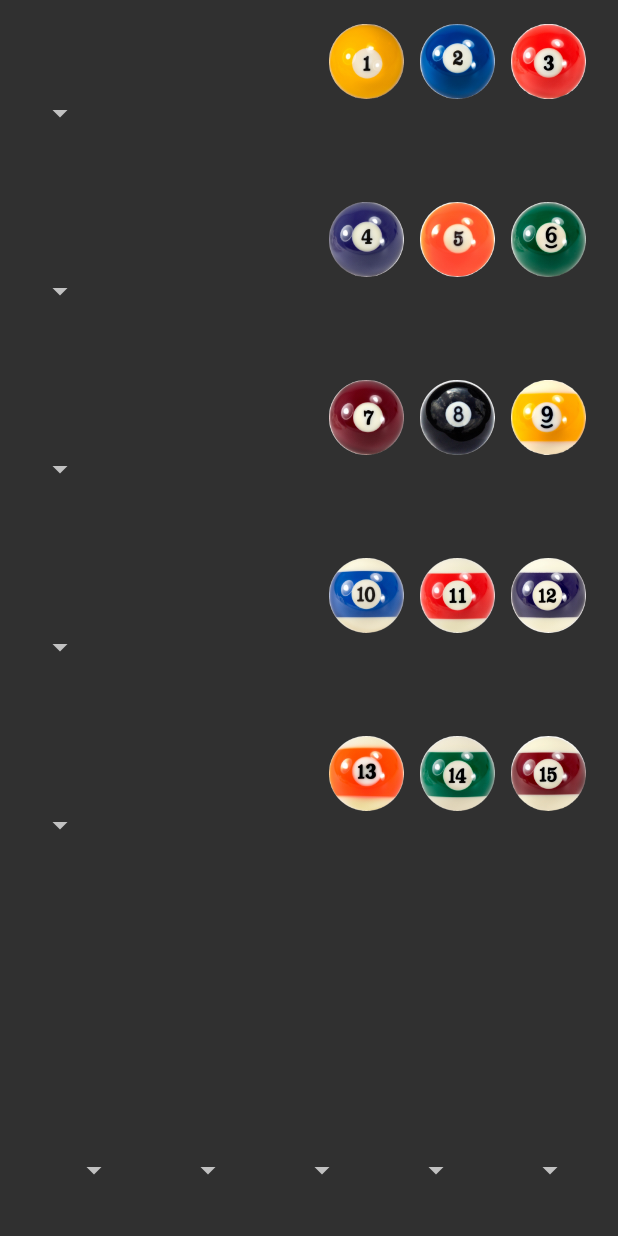
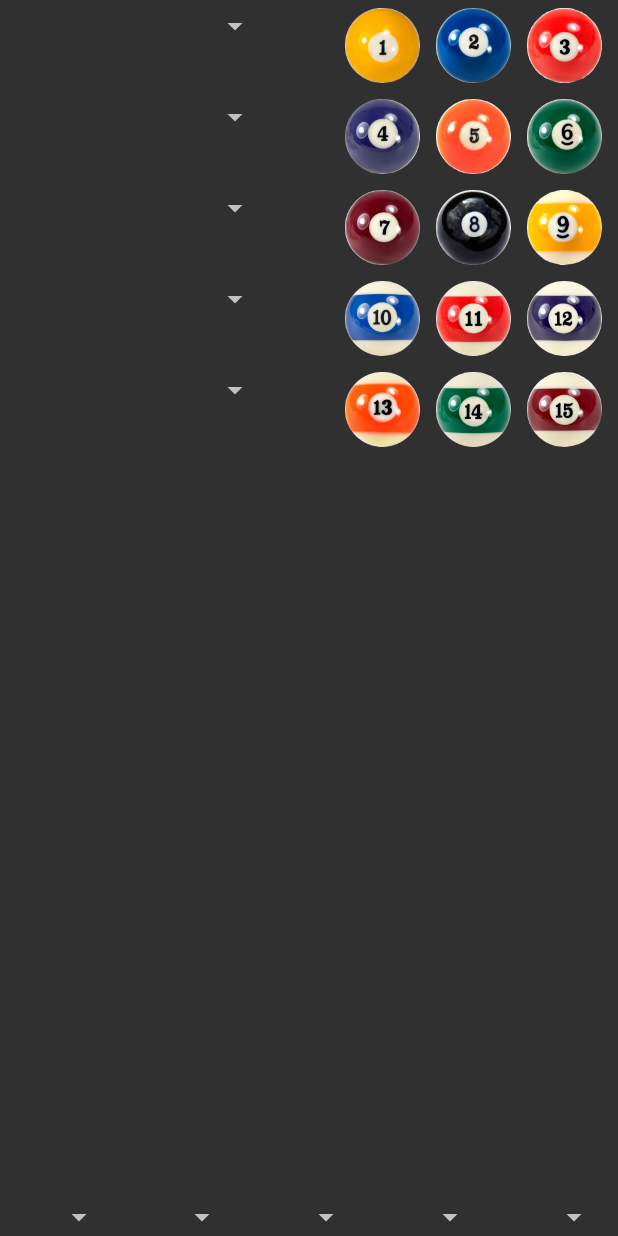
Before and after one commit to TJbrunk/Android_Billiards, an Android app: the FivePlayerActivity screen opened directly, with no data from a screen before it, on a phone screen of 412 x 824 dp. Run offline under Robolectric (Android 15) with nearby library versions, the phone set to English and light mode, and no system bars.

Commit message:
Make 5 player layout match 3 player layout. Still needs to be tested on actual tablet.

```diff
--- a/Billiards/app/src/main/java/com/dmcinfo/billiards/FivePlayerActivity.java
+++ b/Billiards/app/src/main/java/com/dmcinfo/billiards/FivePlayerActivity.java
@@ -14,7 +14,7 @@ import java.util.Collections;
 public class FivePlayerActivity extends AppCompatActivity {
 
     private Spinner player_first, player_second, player_third, player_fourth, player_fifth;
-    private Spinner player_1, player_2, player_3, player_4, player_5;
+    private Spinner player_low_low, player_low, player_mid, player_high, player_high_high;
     private PoolBall[] balls;
     private ArrayList players, player_group;
     private DBPlayer db_player;
@@ -25,11 +25,11 @@ public class FivePlayerActivity extends AppCompatActivity {
         setContentView(R.layout.activity_five_player);
 
         // Get refs to the player/ball assignments spinners
-        player_1 = (Spinner) findViewById(R.id.player_1);
-        player_2 = (Spinner) findViewById(R.id.player_2);
-        player_3 = (Spinner) findViewById(R.id.player_3);
-        player_4 = (Spinner) findViewById(R.id.player_4);
-        player_5 = (Spinner) findViewById(R.id.player_5);
+        player_low_low = (Spinner) findViewById(R.id.player_low_low);
+        player_low = (Spinner) findViewById(R.id.player_low);
+        player_mid = (Spinner) findViewById(R.id.player_mid);
+        player_high = (Spinner) findViewById(R.id.player_high);
+        player_high_high = (Spinner) findViewById(R.id.player_high_high);
 
         // Get refs to the player order spinners
         player_first = (Spinner) findViewById(R.id.first_player);
@@ -64,7 +64,7 @@ public class FivePlayerActivity extends AppCompatActivity {
         int ball_num = Integer.parseInt(ball_string) - 1;
         // index the balls array using the ball number, and toggle the ball state
         balls[ball_num].ToggleBall();
-        //CheckPlayerStatus();
+        CheckPlayerStatus(ball_num);
 
     }
 
@@ -175,21 +175,100 @@ public class FivePlayerActivity extends AppCompatActivity {
         ArrayAdapter adapter = new ArrayAdapter(this,
                                 com.dmcinfo.billiards.R.layout.player_dropdown_item,
                                 player_group);
-        player_1.setAdapter(adapter);
-        player_2.setAdapter(adapter);
-        player_3.setAdapter(adapter);
-        player_4.setAdapter(adapter);
-        player_5.setAdapter(adapter);
+        player_low_low.setAdapter(adapter);
+        player_low.setAdapter(adapter);
+        player_mid.setAdapter(adapter);
+        player_high.setAdapter(adapter);
+        player_high_high.setAdapter(adapter);
     }
 
-    private void CheckPlayerStatus(){
-        if(balls[0].IsInPlay || balls[1].IsInPlay || balls[2].IsInPlay){
-            player_first.setBackgroundColor(0xFFAAAAAA);
-            //player_first.setBackgroundColor(getResources().getColor(R.color.colorBackground));
+    private void CheckPlayerStatus(int ball_num){
+        String player;
+
+        // Check if the player's balls were just eliminated, or if they are now back in the game,
+        // If either case, get the player's name for the ball that was just toggled
+        if(ball_num <= 2 ){
+            // A ball from the low group was toggled
+            if(PlayerBallCount(0) == 1){
+                player = player_low_low.getSelectedItem().toString();
+                FindPlayerOrderSPinner(player).setVisibility(View.VISIBLE);
+            }
+            else if(PlayerBallCount(0) == 0){
+                player = player_low_low.getSelectedItem().toString();
+                FindPlayerOrderSPinner(player).setVisibility(View.INVISIBLE);
+            }
         }
-        else {
-            player_first.setBackgroundColor(getResources().getColor(R.color.black_overlay));
-            //player_first.setBackgroundColor(0xFFAAAAAA);
+        else if(ball_num <= 5){
+            if(PlayerBallCount(1) == 1){
+                player = player_low.getSelectedItem().toString();
+                FindPlayerOrderSPinner(player).setVisibility(View.VISIBLE);
+            }
+            else if(PlayerBallCount(1) == 0){
+                player = player_low.getSelectedItem().toString();
+                FindPlayerOrderSPinner(player).setVisibility(View.INVISIBLE);
+            }
+        }
+        else if(ball_num <= 8){
+            if(PlayerBallCount(2) == 1){
+                player = player_mid.getSelectedItem().toString();
+                FindPlayerOrderSPinner(player).setVisibility(View.VISIBLE);
+            }
+            else if(PlayerBallCount(2) == 0){
+                player = player_mid.getSelectedItem().toString();
+                FindPlayerOrderSPinner(player).setVisibility(View.INVISIBLE);
+            }
+        }else if(ball_num <= 11){
+            if(PlayerBallCount(3) == 1){
+                player = player_high.getSelectedItem().toString();
+                FindPlayerOrderSPinner(player).setVisibility(View.VISIBLE);
+            }
+            else if(PlayerBallCount(3) == 0){
+                player = player_high.getSelectedItem().toString();
+                FindPlayerOrderSPinner(player).setVisibility(View.INVISIBLE);
+            }
+        }
+        else{
+            if(PlayerBallCount(4) == 1){
+                player = player_high_high.getSelectedItem().toString();
+                FindPlayerOrderSPinner(player).setVisibility(View.VISIBLE);
+            }
+            else if(PlayerBallCount(4) == 0){
+                player = player_high_high.getSelectedItem().toString();
+                FindPlayerOrderSPinner(player).setVisibility(View.INVISIBLE);
+            }
+        }
+    }
+
+    // group should be 0=Lows, 1=Mids, 2=Highs
+    private int PlayerBallCount(int group){
+        int active_ball_count = 0;
+
+        for(int i = (group * 3); i <= ((group * 3)+2); i++){
+            if(balls[i].IsInPlay){
+                active_ball_count++;
+            }
+        }
+        return active_ball_count;
+    }
+
+    private Spinner FindPlayerOrderSPinner(String player){
+        if(player_first.getSelectedItem().toString() == player){
+            return player_first;
+        }
+        else if(player_second.getSelectedItem().toString() == player){
+            return player_second;
+        }
+        else if(player_third.getSelectedItem().toString() == player){
+            return player_third;
+        }
+        else if(player_fourth.getSelectedItem().toString() == player){
+            return player_fourth;
+        }
+        else if(player_fifth.getSelectedItem().toString() == player){
+            return player_fifth;
+        }
+        else{
+            return null;
         }
     }
 }
--- a/Billiards/app/src/main/res/layout/activity_five_player.xml
+++ b/Billiards/app/src/main/res/layout/activity_five_player.xml
@@ -3,69 +3,33 @@
     xmlns:tools="http://schemas.android.com/tools"
     android:layout_width="match_parent"
     android:layout_height="match_parent"
-    android:paddingBottom="@dimen/activity_vertical_margin"
-    android:paddingLeft="@dimen/activity_horizontal_margin"
-    android:paddingRight="@dimen/activity_horizontal_margin"
-    android:paddingTop="@dimen/activity_vertical_margin"
     tools:context="com.dmcinfo.billiards.FivePlayerActivity"
-
     android:orientation="vertical">
 
     <!-- Assigned players, and ball images -->
     <LinearLayout
-        android:orientation="horizontal"
+        android:orientation="vertical"
         android:layout_width="match_parent"
-        android:layout_height="0dp"
+        android:layout_height="match_parent"
         android:layout_weight="90">
 
-        <!-- Assigned players. Vertical column on left side -->
+        <!-- Low Low's -->
         <LinearLayout
-            android:layout_width="0dp"
-            android:layout_height="match_parent"
-            android:layout_weight="40"
-            android:orientation="vertical">
+            style="@style/Player_Ball_Display">
 
-            <Spinner android:id="@+id/player_1"
-                android:layout_width="wrap_content"
-                android:layout_height="0dp"
-                android:layout_weight="1"/>
+            <Spinner android:id="@+id/player_low_low"
+                android:layout_width="175dp"
+                android:layout_height="wrap_content"
+                android:gravity="left"/>
 
-            <Spinner android:id="@+id/player_2"
-                android:layout_width="wrap_content"
-                android:layout_height="0dp"
-                android:layout_weight="1"/>
-
-            <Spinner android:id="@+id/player_3"
-                android:layout_width="wrap_content"
-                android:layout_height="0dp"
-                android:layout_weight="1"/>
-
-            <Spinner android:id="@+id/player_4"
-                android:layout_width="wrap_content"
-                android:layout_height="0dp"
-                android:layout_weight="1"/>
-
-            <Spinner android:id="@+id/player_5"
-                android:layout_width="wrap_content"
-                android:layout_height="0dp"
-                android:layout_weight="1"/>
-
-        </LinearLayout>
-
-        <!-- Pool ball images -->
-        <LinearLayout
-            android:layout_width="wrap_content"
-            android:layout_height="match_parent"
-            android:orientation="vertical"
-            android:gravity="right">
-
-            <!--Balls 1 - 3-->
+            <!-- Pool ball images -->
             <LinearLayout
                 android:layout_width="match_parent"
-                android:layout_height="0dp"
-                android:layout_weight="1"
-                android:orientation="horizontal">
+                android:layout_height="wrap_content"
+                android:orientation="horizontal"
+                android:gravity="right">
 
+                <!--Balls 1 - 3-->
                 <Button android:id="@+id/ball_1"
                     style="@style/BallDisplay"
                     android:background="@drawable/one" />
@@ -79,12 +43,23 @@
                     android:background="@drawable/three" />
             </LinearLayout>
 
+        </LinearLayout>
+
+        <!-- Low's -->
+        <LinearLayout
+            style="@style/Player_Ball_Display">
+
+            <Spinner android:id="@+id/player_low"
+                android:layout_width="175dp"
+                android:layout_height="wrap_content"
+                android:gravity="start"/>
+
             <!-- Balls 4-6 -->
             <LinearLayout
                 android:layout_width="match_parent"
-                android:layout_height="0dp"
-                android:layout_weight="1"
-                android:orientation="horizontal">
+                android:layout_height="wrap_content"
+                android:orientation="horizontal"
+                android:gravity="end">
 
                 <Button android:id="@+id/ball_4"
                     style="@style/BallDisplay"
@@ -100,12 +75,25 @@
 
             </LinearLayout>
 
-             <!-- Balls 7 - 9 -->
+
+
+        </LinearLayout>
+
+        <!-- Mids -->
+        <LinearLayout
+            style="@style/Player_Ball_Display">
+
+            <Spinner android:id="@+id/player_mid"
+                android:layout_width="175dp"
+                android:layout_height="wrap_content"
+                android:gravity="start"/>
+
+            <!-- Balls 7 - 9 -->
             <LinearLayout
                 android:layout_width="match_parent"
-                android:layout_height="0dp"
-                android:layout_weight="1"
-                android:orientation="horizontal">
+                android:layout_height="wrap_content"
+                android:orientation="horizontal"
+                android:gravity="end">
 
                 <Button android:id="@+id/ball_7"
                     style="@style/BallDisplay"
@@ -121,12 +109,23 @@
 
             </LinearLayout>
 
+        </LinearLayout>
+
+        <!-- Highs -->
+        <LinearLayout
+            style="@style/Player_Ball_Display">
+
+            <Spinner android:id="@+id/player_high"
+                android:layout_width="175dp"
+                android:layout_height="wrap_content"
+                android:gravity="start"/>
+
             <!-- Balls 10 - 12 -->
             <LinearLayout
                 android:layout_width="match_parent"
-                android:layout_height="0dp"
-                android:layout_weight="1"
-                android:orientation="horizontal">
+                android:layout_height="wrap_content"
+                android:orientation="horizontal"
+                android:gravity="end">
 
                 <Button android:id="@+id/ball_10"
                     style="@style/BallDisplay"
@@ -141,12 +140,23 @@
                     android:background="@drawable/twelve" />
             </LinearLayout>
 
+        </LinearLayout>
+
+        <!-- High Highs -->
+        <LinearLayout
+            style="@style/Player_Ball_Display">
+
+            <Spinner android:id="@+id/player_high_high"
+                android:layout_width="175dp"
+                android:layout_height="wrap_content"
+                android:gravity="start"/>
+
             <!--Balls 13 - 15-->
             <LinearLayout
                 android:layout_width="match_parent"
-                android:layout_height="0dp"
-                android:layout_weight="1"
-                android:orientation="horizontal">
+                android:layout_height="match_parent"
+                android:orientation="horizontal"
+                android:gravity="end">
 
                 <Button android:id="@+id/ball_13"
                     style="@style/BallDisplay"
@@ -161,6 +171,7 @@
                     android:background="@drawable/fifteen" />
             </LinearLayout>
 
+
         </LinearLayout>
 
     </LinearLayout>
@@ -169,8 +180,8 @@
     <LinearLayout
         android:layout_weight="30"
         android:layout_width="match_parent"
-        android:layout_height="0dp"
-        android:gravity="bottom">
+        android:layout_height="wrap_content"
+        android:gravity="center_vertical">
 
         <Spinner android:id="@+id/first_player"
             style="@style/PlayerOrderSpinner"/>
--- a/Billiards/app/src/main/res/layout/activity_three_player.xml
+++ b/Billiards/app/src/main/res/layout/activity_three_player.xml
@@ -3,7 +3,6 @@
     android:layout_width="match_parent"
     android:layout_height="match_parent"
     tools:context="com.dmcinfo.billiards.ThreePlayerActivity"
-
     android:orientation="vertical">
 
     <!-- Assigned players, and ball images -->
@@ -60,14 +59,14 @@
             <Spinner android:id="@+id/player_mid"
                 android:layout_width="175dp"
                 android:layout_height="wrap_content"
-                android:gravity="left"/>
+                android:gravity="start"/>
 
             <!-- Pool ball images -->
             <LinearLayout
                 android:layout_width="match_parent"
                 android:layout_height="wrap_content"
                 android:orientation="horizontal"
-                android:gravity="right">
+                android:gravity="end">
 
                 <Button android:id="@+id/ball_6"
                     style="@style/BallDisplay"
```
Also changed, not shown: Billiards/app/src/main/res/layout/activity_main.xml (+33 -44 lines).
